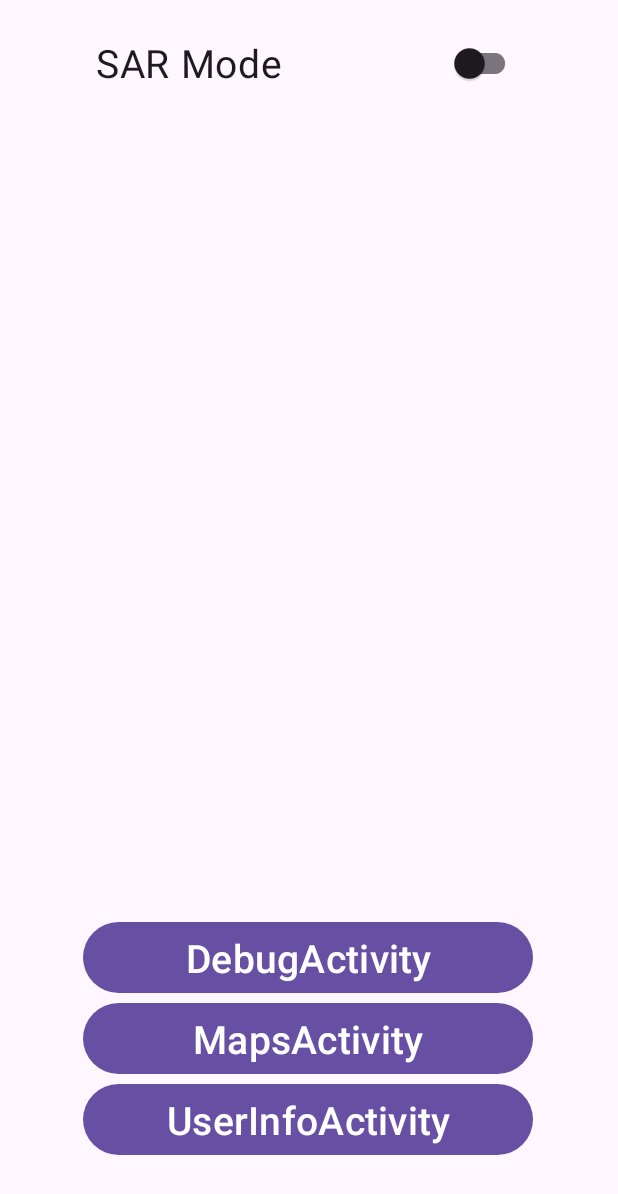
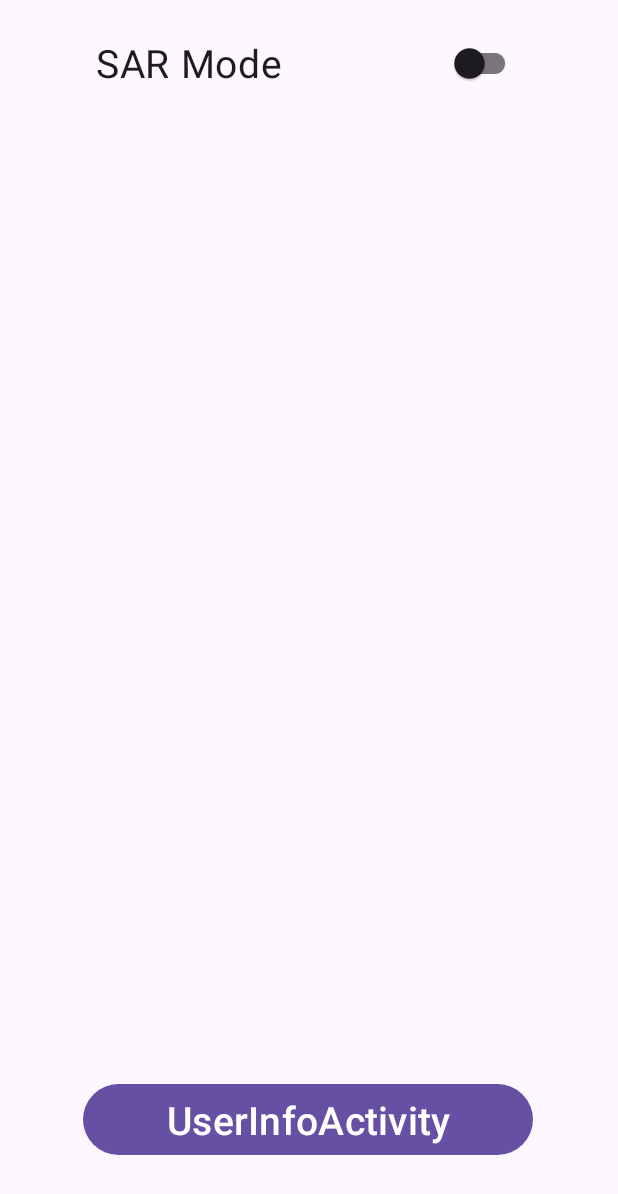
Before and after one commit to Etto48/RescueLink, an Android app: the screen it shows after launch (MainActivity), on a phone screen of 412 x 824 dp. Shown: the top 1194 px of the screen. Run offline under Robolectric (Android 15) with nearby library versions, the phone set to English and light mode, and no system bars; 2 statements that could not run were skipped.

Commit message:
Fixed button behavior when using SAR mode
Signed-off-by: Ettore Ricci <minecraft.etto@gmail.com>

```diff
--- a/app/src/main/java/it/unipi/rescuelink/MainActivity.kt
+++ b/app/src/main/java/it/unipi/rescuelink/MainActivity.kt
@@ -61,20 +61,34 @@ class MainActivity : AppCompatActivity() {
         buttonUserInfoActivity.setOnClickListener {changeToUserInfoView()}
 
         val switchSARMode = findViewById<SwitchCompat>(R.id.switch_sar_mode)
-        switchSARMode.setOnCheckedChangeListener { _, isChecked ->
-            RescueLink.info.thisDeviceInfo.isSAR = isChecked
-        }
+        switchSARMode.setOnCheckedChangeListener { _, isChecked -> changeSARMode(isChecked) }
         val userInfoManager = UserInfoManager(this)
         RescueLink.info.thisDeviceInfo.personalInfo = userInfoManager.loadPersonalInfo()
 
         val buttonDebugActivity = findViewById<Button>(R.id.button_debugactivity)
         buttonDebugActivity.setOnClickListener {changeToDebugView()}
 
+        changeSARMode(RescueLink.info.thisDeviceInfo.isSAR)
     }
 
     override fun onStart() {
         super.onStart()
         getPermissions()
+    }
+
+    private fun changeSARMode(isChecked: Boolean) {
+        val switch = findViewById<SwitchCompat>(R.id.switch_sar_mode)
+        switch.isChecked = isChecked
+
+        val maps = findViewById<Button>(R.id.button_mapsactivity)
+        val debug = findViewById<Button>(R.id.button_debugactivity)
+        maps.isEnabled = isChecked
+        debug.isEnabled = isChecked
+        // hide the button if the SAR mode is disabled
+        maps.alpha = if (isChecked) 1.0f else 0.0f
+        debug.alpha = if (isChecked) 1.0f else 0.0f
+
+        RescueLink.info.thisDeviceInfo.isSAR = isChecked
     }
 
     private fun changeToUserInfoView() {
```
